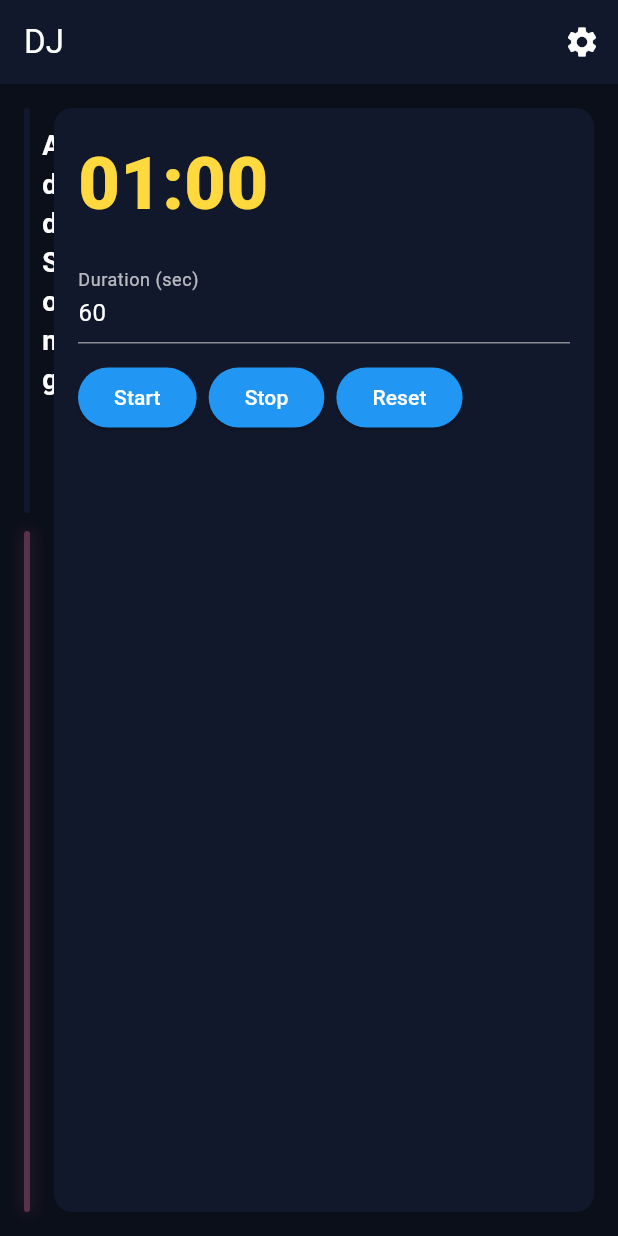
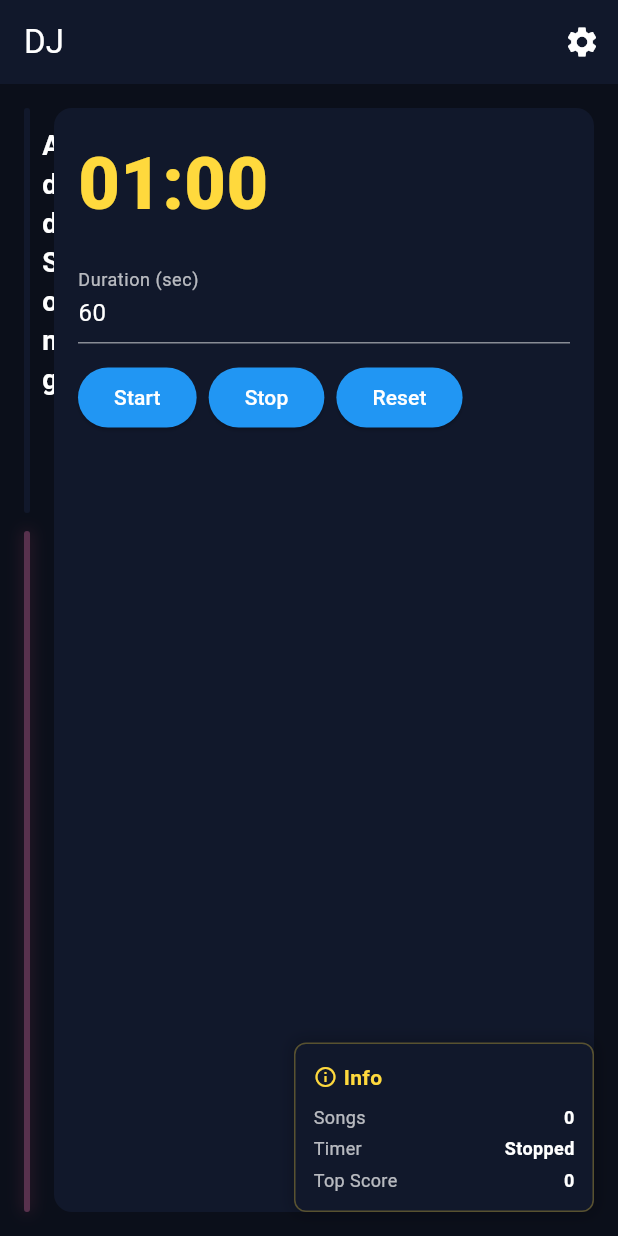
Before and after one commit to B14ckAc321/Karaoke, a Flutter app: the DjPage screen opened by its route, on a phone screen of 412 x 824 dp. Run offline on Flutter 3.47's test engine with Material 3 defaults, Android fonts, the phone set to English and light mode, and no system bars; our stand-ins replace file_picker, flutter_bloc, flutter_colorpicker, go_router, socket_io_client; missing offline and left inert: dart:html; network calls fail; project files that could hold a hidden picture were left out.

Commit message:
[feat] Added DJ infos

```diff
--- a/karaoke/lib/src/ui/pages/dj/dj_view.dart
+++ b/karaoke/lib/src/ui/pages/dj/dj_view.dart
@@ -143,10 +143,16 @@ class _DjPageState extends State<DjPage> {
             ),
           ]),
         ),
-        // Winning song card (bottom right) - shows when timer ends
+        // Info panel (bottom right)
+        Positioned(
+          bottom: 16,
+          right: 16,
+          child: _infoPanel(),
+        ),
+        // Winning song card (bottom right, above info panel) - shows when timer ends
         if (_winningSong != null)
           Positioned(
-            bottom: 16,
+            bottom: 140, // Position above info panel (info panel is ~120px + 20px spacing)
             right: 16,
             child: _winningSongCard(),
           ),
@@ -364,6 +370,83 @@ class _DjPageState extends State<DjPage> {
     );
   }
 
+  Widget _infoPanel() {
+    final state = backend.state;
+    final timer = state?.timer;
+    final cardColor = _parseColor(themeService.cardColor);
+    final textColor = _parseColor(themeService.textColor);
+    final accentColor = _parseColor(themeService.accentColor);
+
+    final totalSongs = state?.songs.length ?? 0;
+    final timerStatus = timer?.isRunning == true ? 'Running' : (timer?.remainingSeconds == 0 ? 'Ended' : 'Stopped');
+    final highestScore = state?.songs.isNotEmpty == true
+      ? state!.songs.map((s) => s.score).reduce((a, b) => a > b ? a : b)
+      : 0;
+
+    return Container(
+      width: 200,
+      padding: const EdgeInsets.all(12),
+      decoration: BoxDecoration(
+        color: cardColor.withValues(alpha: 0.95),
+        borderRadius: BorderRadius.circular(8),
+        border: Border.all(color: accentColor.withValues(alpha: 0.3), width: 1),
+        boxShadow: [
+          BoxShadow(color: Colors.black.withValues(alpha: 0.2), blurRadius: 8, spreadRadius: 2),
+        ],
+      ),
+      child: Column(
+        mainAxisSize: MainAxisSize.min,
+        crossAxisAlignment: CrossAxisAlignment.start,
+        children: [
+          Row(children: [
+            Icon(Icons.info_outline, size: 16, color: accentColor),
+            const SizedBox(width: 4),
+            Text(
+              'Info',
+              style: TextStyle(
+                fontSize: 14,
+                fontWeight: FontWeight.bold,
+                color: accentColor,
+                fontFamily: themeService.fontFamily,
+              ),
+            ),
+          ]),
+          const SizedBox(height: 8),
+          _infoRow('Songs', '$totalSongs', textColor),
+          const SizedBox(height: 4),
+          _infoRow('Timer', timerStatus, textColor),
+          const SizedBox(height: 4),
+          _infoRow('Top Score', '$highestScore', textColor),
+        ],
+      ),
+    );
+  }
+
+  Widget _infoRow(String label, String value, Color textColor) {
+    return Row(
+      mainAxisAlignment: MainAxisAlignment.spaceBetween,
+      children: [
+        Text(
+          label,
+          style: TextStyle(
+            fontSize: 12,
+            color: textColor.withValues(alpha: 0.7),
+            fontFamily: themeService.fontFamily,
+          ),
+        ),
+        Text(
+          value,
+          style: TextStyle(
+            fontSize: 12,
+            fontWeight: FontWeight.bold,
+            color: textColor,
+            fontFamily: themeService.fontFamily,
+          ),
+        ),
+      ],
+    );
+  }
+
   Widget _winningSongCard() {
     if (_winningSong == null) return const SizedBox.shrink();
 
```
